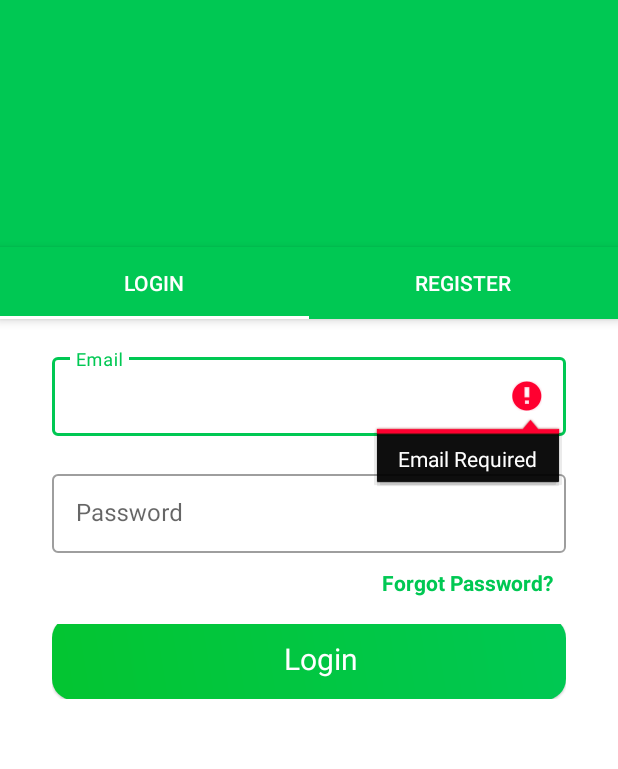
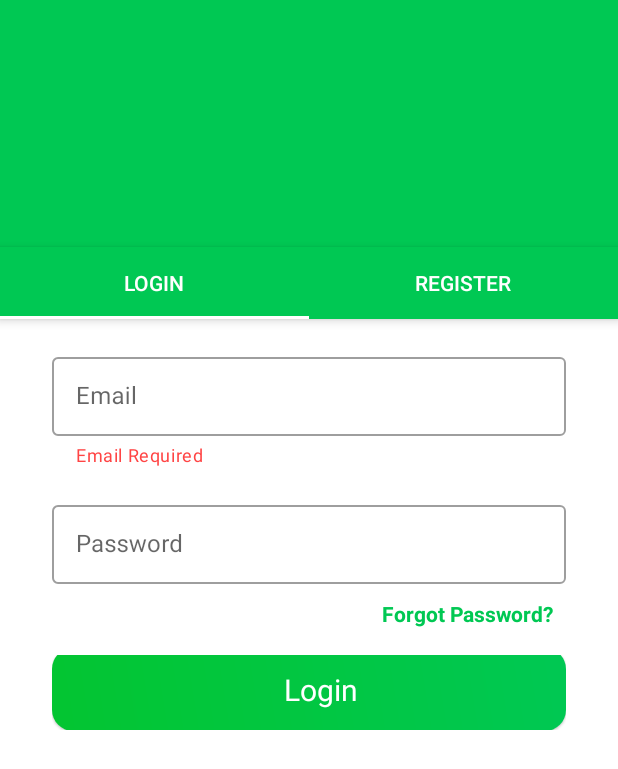
Before and after one commit to jmngige/BuyIt, an Android app: the screen it shows after launch (MainActivity), after a tap on "Login", on a phone screen of 412 x 824 dp. Shown: the top 769 px of the screen. Run offline under Robolectric (Android 15) with nearby library versions, the phone set to English and light mode, and no system bars; our stand-ins replace Firebase (no records; nobody signed in at launch, a user with empty details on screens opened directly), navigation-ui; libraries missing offline, so code that uses them is left out: com.github.ybq.android; 2 statements that could not run were skipped.

```diff
--- a/app/src/main/res/layout/fragment_login.xml
+++ b/app/src/main/res/layout/fragment_login.xml
@@ -1,6 +1,5 @@
 <?xml version="1.0" encoding="utf-8"?>
-<ScrollView
-    xmlns:android="http://schemas.android.com/apk/res/android"
+<ScrollView xmlns:android="http://schemas.android.com/apk/res/android"
     xmlns:app="http://schemas.android.com/apk/res-auto"
     xmlns:tools="http://schemas.android.com/tools"
     android:layout_width="match_parent"
@@ -21,6 +20,8 @@
             android:layout_marginEnd="10dp"
             android:hint="@string/hint_email"
             android:inputType="textEmailAddress"
+            app:helperText=""
+            app:helperTextTextColor="@android:color/holo_red_light"
             app:layout_constraintEnd_toEndOf="@id/loginRightGuideline"
             app:layout_constraintStart_toStartOf="@id/loginLeftGuideline"
             app:layout_constraintTop_toTopOf="parent">
@@ -43,6 +44,8 @@
             android:layout_marginEnd="10dp"
             android:hint="@string/hint_password"
             android:inputType="textPassword"
+            app:helperText=""
+            app:helperTextTextColor="@android:color/holo_red_light"
             app:layout_constraintEnd_toEndOf="@id/loginRightGuideline"
             app:layout_constraintStart_toStartOf="@id/loginLeftGuideline"
             app:layout_constraintTop_toBottomOf="@id/txtInput_login_email">
@@ -73,13 +76,12 @@
             android:layout_width="0dp"
             android:layout_height="50dp"
             android:layout_marginStart="10dp"
-            android:foreground="?attr/selectableItemBackground"
             android:layout_marginTop="18dp"
             android:layout_marginEnd="10dp"
+            android:foreground="?attr/selectableItemBackground"
             app:layout_constraintEnd_toEndOf="@id/loginRightGuideline"
             app:layout_constraintStart_toStartOf="@id/loginLeftGuideline"
-            app:layout_constraintTop_toBottomOf="@id/login_forgot_password"
-            />
+            app:layout_constraintTop_toBottomOf="@id/login_forgot_password" />
 
         <androidx.constraintlayout.widget.Guideline
             android:id="@+id/loginLeftGuideline"
@@ -97,4 +99,4 @@
 
     </androidx.constraintlayout.widget.ConstraintLayout>
 
-   </ScrollView>
+</ScrollView>
```
Also changed, not shown: app/src/main/java/com/starsolns/e_shop/ui/fragments/LoginFragment.kt (+35 -8 lines).
